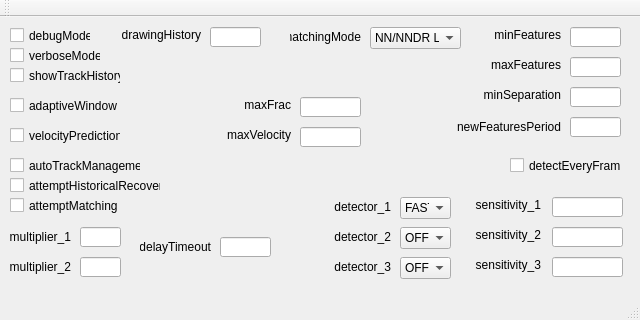
Before: the Qt Designer form qt/flow/mainwindow_flow.ui in steevo87/thermalvis, drawn with Qt 5.
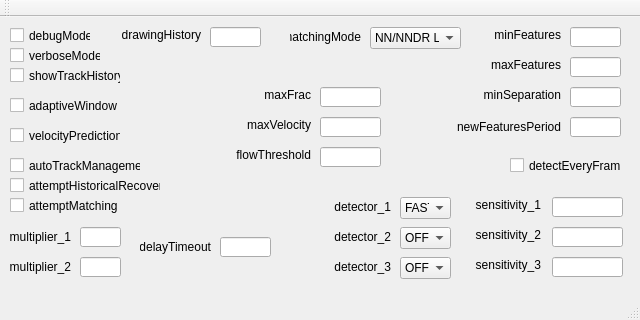
After: the same form once the commit is applied.

Commit message:
Added ability to change flowThreshold in real-time
And made some other minor improvements.

Patch:
```diff
--- a/qt/flow/mainwindow_flow.ui
+++ b/qt/flow/mainwindow_flow.ui
@@ -252,8 +252,8 @@
    <widget class="QLineEdit" name="maxFrac">
     <property name="geometry">
      <rect>
-      <x>300</x>
-      <y>80</y>
+      <x>320</x>
+      <y>70</y>
       <width>61</width>
       <height>20</height>
      </rect>
@@ -265,8 +265,8 @@
    <widget class="QLabel" name="maxFrac_label">
     <property name="geometry">
      <rect>
-      <x>200</x>
-      <y>80</y>
+      <x>220</x>
+      <y>70</y>
       <width>91</width>
       <height>16</height>
      </rect>
@@ -313,8 +313,8 @@
    <widget class="QLabel" name="maxVelocity_label">
     <property name="geometry">
      <rect>
-      <x>200</x>
-      <y>110</y>
+      <x>220</x>
+      <y>100</y>
       <width>91</width>
       <height>16</height>
      </rect>
@@ -329,8 +329,8 @@
    <widget class="QLineEdit" name="maxVelocity">
     <property name="geometry">
      <rect>
-      <x>300</x>
-      <y>110</y>
+      <x>320</x>
+      <y>100</y>
       <width>61</width>
       <height>20</height>
      </rect>
@@ -756,6 +756,35 @@
      <set>Qt::AlignRight|Qt::AlignTrailing|Qt::AlignVCenter</set>
     </property>
    </widget>
+   <widget class="QLineEdit" name="flowThreshold">
+    <property name="geometry">
+     <rect>
+      <x>320</x>
+      <y>130</y>
+      <width>61</width>
+      <height>20</height>
+     </rect>
+    </property>
+    <property name="text">
+     <string/>
+    </property>
+   </widget>
+   <widget class="QLabel" name="flowThreshold_label">
+    <property name="geometry">
+     <rect>
+      <x>220</x>
+      <y>130</y>
+      <width>91</width>
+      <height>16</height>
+     </rect>
+    </property>
+    <property name="text">
+     <string>flowThreshold</string>
+    </property>
+    <property name="alignment">
+     <set>Qt::AlignRight|Qt::AlignTrailing|Qt::AlignVCenter</set>
+    </property>
+   </widget>
   </widget>
   <widget class="QMenuBar" name="menuBar">
    <property name="geometry">
```
The commit also changes 8 other files.
